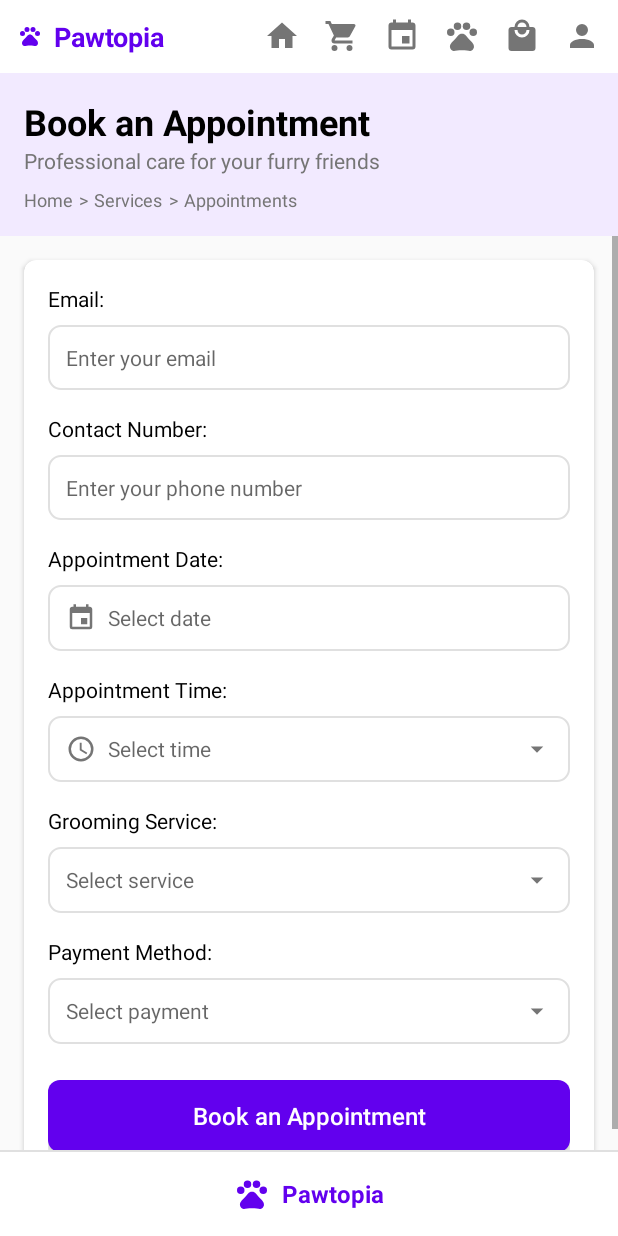
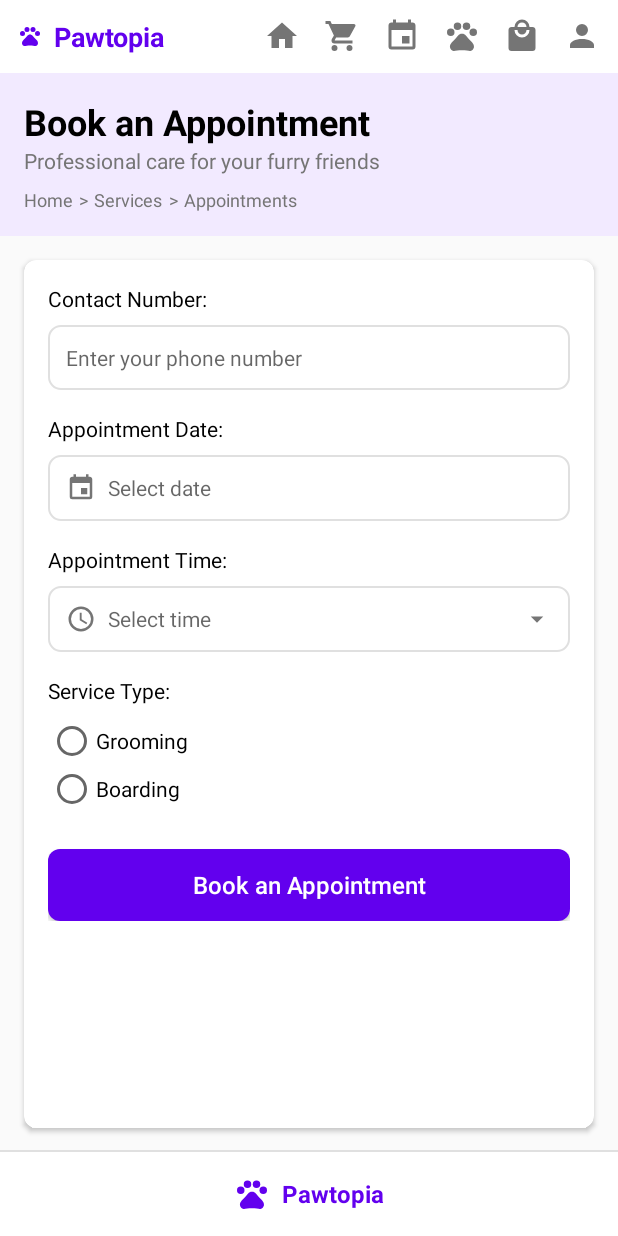
Before and after one commit to anonimos07/IT342--Pawtopia, an Android app built with Jetpack Compose: the layout activity_book_appointment.xml on its own in the app's theme, with its tools: preview values and no code run, on a phone screen of 412 x 824 dp. Run offline under Robolectric (Android 15) with nearby library versions, the phone set to English and light mode, and no system bars.

```diff
--- a/backend/src/main/java/com/example/pawtopia/pawtopia/ecommerce/Entity/Appointment.java
+++ b/backend/src/main/java/com/example/pawtopia/pawtopia/ecommerce/Entity/Appointment.java
@@ -30,7 +30,6 @@ public class Appointment {
     private boolean canceled = false;
     private boolean confirmed;
     private String groomService;
-    private String paymentMethod;
     private int price;
 
     @ManyToOne
--- a/frontend_mobile/app/build.gradle.kts
+++ b/frontend_mobile/app/build.gradle.kts
@@ -42,6 +42,7 @@ android {
 
 dependencies {
 
+    implementation ("com.google.dagger:hilt-android:2.44")
     implementation ("com.google.android.material:material:1.11.0")
     implementation("com.squareup.retrofit2:retrofit:2.9.0")
     implementation("com.squareup.retrofit2:converter-gson:2.9.0")
--- a/frontend_mobile/app/src/main/java/com/example/pawtopia/fragments/ServicesFragment.kt
+++ b/frontend_mobile/app/src/main/java/com/example/pawtopia/fragments/ServicesFragment.kt
@@ -1,5 +1,6 @@
 package com.example.pawtopia.fragments
 
+import android.content.Intent
 import android.os.Bundle
 import android.view.LayoutInflater
 import android.view.View
@@ -7,6 +8,7 @@ import android.view.ViewGroup
 import android.widget.Toast
 import androidx.fragment.app.Fragment
 import com.example.pawtopia.LoginRequiredActivity
+import com.example.pawtopia.BookAppointmentActivity // Add this import
 import com.example.pawtopia.databinding.FragmentServicesBinding
 import com.example.pawtopia.util.SessionManager
 
@@ -32,7 +34,8 @@ class ServicesFragment : Fragment() {
         // Set up book appointment button
         binding.btnBookAppointment.setOnClickListener {
             if (sessionManager.isLoggedIn()) {
-                Toast.makeText(requireContext(), "Booking appointment...", Toast.LENGTH_SHORT).show()
+                // Redirect to BookAppointmentActivity
+                startActivity(Intent(requireContext(), BookAppointmentActivity::class.java))
             } else {
                 // Show login required screen
                 LoginRequiredActivity.startForBooking(requireContext())
--- a/frontend_mobile/app/src/main/java/com/example/pawtopia/util/SessionManager.kt
+++ b/frontend_mobile/app/src/main/java/com/example/pawtopia/util/SessionManager.kt
@@ -47,6 +47,10 @@ class SessionManager(context: Context) {
         prefs.edit().clear().apply()
     }
 
+    fun getUserEmail(): String? {
+        return prefs.getString(KEY_EMAIL, null)
+    }
+
     // Add these helper methods if not already present
     fun getUsername(): String? = prefs.getString(KEY_USERNAME, null)
     fun getEmail(): String? = prefs.getString(KEY_EMAIL, null)
--- a/frontend_mobile/app/src/main/res/layout/activity_book_appointment.xml
+++ b/frontend_mobile/app/src/main/res/layout/activity_book_appointment.xml
@@ -171,30 +171,10 @@
                 android:orientation="vertical"
                 android:padding="16dp">
 
-                <!-- Email -->
-                <TextView
-                    android:layout_width="wrap_content"
-                    android:layout_height="wrap_content"
-                    android:text="Email:"
-                    android:textColor="@color/black"
-                    android:textSize="14sp" />
-
-                <EditText
-                    android:id="@+id/et_email"
-                    android:layout_width="match_parent"
-                    android:layout_height="wrap_content"
-                    android:layout_marginTop="8dp"
-                    android:background="@drawable/edit_text_background"
-                    android:hint="Enter your email"
-                    android:inputType="textEmailAddress"
-                    android:padding="12dp"
-                    android:textSize="14sp" />
-
                 <!-- Contact Number -->
                 <TextView
                     android:layout_width="wrap_content"
                     android:layout_height="wrap_content"
-                    android:layout_marginTop="16dp"
                     android:text="Contact Number:"
                     android:textColor="@color/black"
                     android:textSize="14sp" />
@@ -284,73 +264,67 @@
                         app:tint="@color/dark_gray" />
                 </LinearLayout>
 
-                <!-- Grooming Service -->
+                <!-- Service Selection -->
                 <TextView
                     android:layout_width="wrap_content"
                     android:layout_height="wrap_content"
                     android:layout_marginTop="16dp"
-                    android:text="Grooming Service:"
+                    android:text="Service Type:"
                     android:textColor="@color/black"
                     android:textSize="14sp" />
 
-                <LinearLayout
-                    android:id="@+id/layout_service"
+                <RadioGroup
+                    android:id="@+id/radioGroupService"
                     android:layout_width="match_parent"
                     android:layout_height="wrap_content"
                     android:layout_marginTop="8dp"
-                    android:background="@drawable/edit_text_background"
-                    android:gravity="center_vertical"
-                    android:orientation="horizontal"
-                    android:padding="12dp">
+                    android:orientation="vertical">
 
-                    <TextView
-                        android:id="@+id/tv_service"
-                        android:layout_width="0dp"
+                    <RadioButton
+                        android:id="@+id/radio_grooming"
+                        android:layout_width="wrap_content"
                         android:layout_height="wrap_content"
-                        android:layout_weight="1"
-                        android:hint="Select service"
-                        android:textSize="14sp" />
+                        android:text="Grooming" />
 
-                    <ImageView
-                        android:layout_width="20dp"
-                        android:layout_height="20dp"
-                        android:src="@drawable/ic_dropdown"
-                        app:tint="@color/dark_gray" />
-                </LinearLayout>
+                    <RadioButton
+                        android:id="@+id/radio_boarding"
+                        android:layout_width="wrap_content"
+                        android:layout_height="wrap_content"
+                        android:text="Boarding" />
+                </RadioGroup>
 
-                <!-- Payment Method -->
+                <!-- Price Selection -->
                 <TextView
+                    android:id="@+id/textPriceTitle"
                     android:layout_width="wrap_content"
                     android:layout_height="wrap_content"
                     android:layout_marginTop="16dp"
-                    android:text="Payment Method:"
+                    android:text="Price:"
                     android:textColor="@color/black"
-                    android:textSize="14sp" />
+                    android:textSize="14sp"
+                    android:visibility="gone" />
 
-                <LinearLayout
-                    android:id="@+id/layout_payment"
+                <RadioGroup
+                    android:id="@+id/radioGroupPrice"
                     android:layout_width="match_parent"
                     android:layout_height="wrap_content"
                     android:layout_marginTop="8dp"
-                    android:background="@drawable/edit_text_background"
-                    android:gravity="center_vertical"
                     android:orientation="horizontal"
-                    android:padding="12dp">
+                    android:visibility="gone">
 
-                    <TextView
-                        android:id="@+id/tv_payment"
-                        android:layout_width="0dp"
+                    <RadioButton
+                        android:id="@+id/radio_500"
+                        android:layout_width="wrap_content"
                         android:layout_height="wrap_content"
-                        android:layout_weight="1"
-                        android:hint="Select payment"
-                        android:textSize="14sp" />
+                        android:layout_marginEnd="16dp"
+                        android:text="500" />
 
-                    <ImageView
-                        android:layout_width="20dp"
-                        android:layout_height="20dp"
-                        android:src="@drawable/ic_dropdown"
-                        app:tint="@color/dark_gray" />
-                </LinearLayout>
+                    <RadioButton
+                        android:id="@+id/radio_1000"
+                        android:layout_width="wrap_content"
+                        android:layout_height="wrap_content"
+                        android:text="1000" />
+                </RadioGroup>
 
                 <!-- Book Button -->
                 <Button
```
Also changed, not shown: frontend_mobile/app/src/main/AndroidManifest.xml (+10 -0 lines), frontend_mobile/app/src/main/java/com/example/pawtopia/BookAppointmentActivity.kt (+90 -74 lines), frontend_mobile/app/src/main/java/com/example/pawtopia/api/ApiService.kt (+13 -3 lines), frontend_mobile/app/src/main/java/com/example/pawtopia/model/AppointmentRequest.kt (added, +11 -0 lines), frontend_mobile/app/src/main/java/com/example/pawtopia/model/AppointmentResponse.kt (added, +7 -0 lines), frontend_mobile/app/src/main/java/com/example/pawtopia/repository/AppointmentRepository.kt (added, +32 -0 lines), frontend_mobile/app/src/main/java/com/example/pawtopia/util/Result.kt (added, +7 -0 lines).
